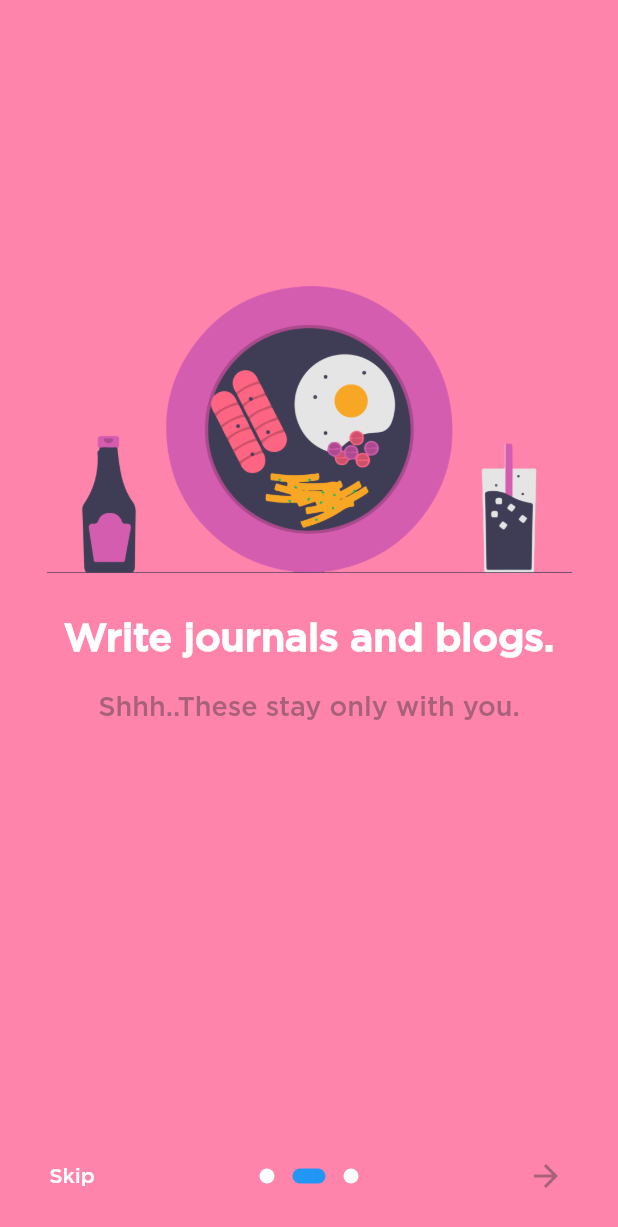
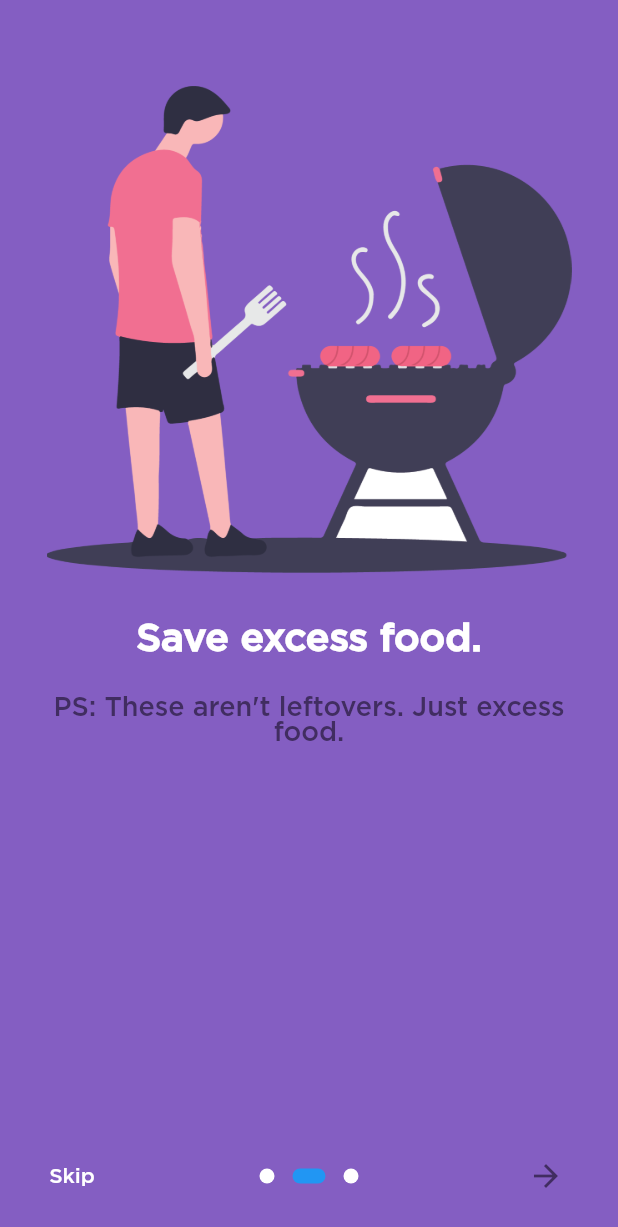
Before and after one commit to ameysunu/hacktheplanet, a Flutter app: the IntroductionPage screen opened directly, swiped to page 2, on a phone screen of 412 x 824 dp. Shown: the top 1227 px of the screen. Run offline on Flutter 3.47's test engine with Material 2 defaults, Android fonts, the phone set to English and light mode, and no system bars; drawn by our look-alikes of introduction_screen; our stand-ins replace firebase_auth, firebase_core, google_sign_in, hexcolor; accounts and stored records are empty.

Commit message:
introduction ui

```diff
--- a/lib/introduction.dart
+++ b/lib/introduction.dart
@@ -30,11 +30,9 @@ class _IntroductionPageState extends State<IntroductionPage> {
 
   @override
   Widget build(BuildContext context) {
-    const bodyStyle = TextStyle(
-        fontSize: 18.0,
-        fontFamily: 'Gotham',
-        color: Color.fromRGBO(168, 97, 122, 1));
-    const pageDecoration = const PageDecoration(
+    var bodyStyle = TextStyle(
+        fontSize: 18.0, fontFamily: 'Gotham', color: HexColor('#412D61'));
+    var pageDecoration = PageDecoration(
       titleTextStyle: TextStyle(
           fontSize: 26.0,
           fontWeight: FontWeight.w700,
@@ -42,25 +40,25 @@ class _IntroductionPageState extends State<IntroductionPage> {
           color: Colors.white),
       bodyTextStyle: bodyStyle,
       descriptionPadding: EdgeInsets.fromLTRB(16.0, 0.0, 16.0, 16.0),
-      pageColor: Color.fromRGBO(255, 132, 172, 1),
+      pageColor: HexColor('#845EC2'),
       imagePadding: EdgeInsets.zero,
     );
     return Scaffold(
-      backgroundColor: HexColor('#FF84AF'),
+      backgroundColor: HexColor('#845EC2'),
       body: SafeArea(
         child: IntroductionScreen(
           key: introKey,
           pages: [
             PageViewModel(
-              title: "Welcome to Alleviate",
-              body: "We are glad, you are here $name!",
-              image: _buildImage('login'),
+              title: "Welcome to Extricate",
+              body: "We are excited to see you here $name!",
+              image: _buildImage('welcome'),
               decoration: pageDecoration,
             ),
             PageViewModel(
-              title: "Write journals and blogs.",
-              body: "Shhh..These stay only with you.",
-              image: _buildImage('login'),
+              title: "Save excess food.",
+              body: "PS: These aren't leftovers. Just excess food.",
+              image: _buildImage('food'),
               decoration: pageDecoration,
             ),
             PageViewModel(
@@ -68,10 +66,10 @@ class _IntroductionPageState extends State<IntroductionPage> {
               bodyWidget: Row(
                 mainAxisAlignment: MainAxisAlignment.center,
                 children: [
-                  Text("We are always here for you $name.", style: bodyStyle),
+                  Text("You are genius for helping, $name.", style: bodyStyle),
                 ],
               ),
-              image: _buildImage('login'),
+              image: _buildImage('happy'),
               decoration: pageDecoration,
             ),
           ],
@@ -83,7 +81,7 @@ class _IntroductionPageState extends State<IntroductionPage> {
               style: TextStyle(fontFamily: 'Gotham', color: Colors.white)),
           next: Icon(
             Icons.arrow_forward,
-            color: HexColor('#A8617A'),
+            color: HexColor('#412D61'),
           ),
           done: const Text('Done',
               style: TextStyle(
```
Also changed, not shown: images/food.png (added), images/happy.png (added), images/welcome.png (added).
